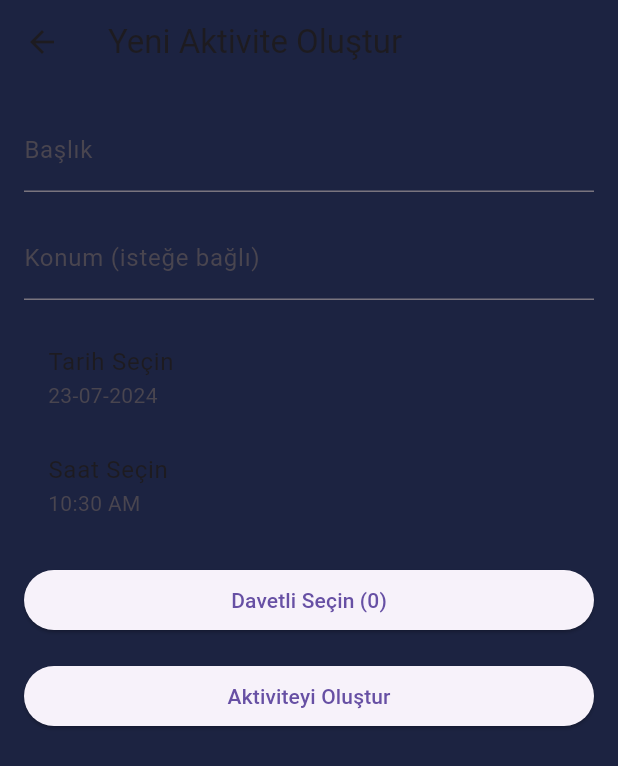
After one commit to arda-copur/FamWorks, a Flutter app: the MyBottomNavigationBar screen opened by its route, item 2 of the bottom bar chosen, after a tap on "Plan Oluştur", on a phone screen of 412 x 824 dp. The commit adds this screen. Shown: the top 766 px of the screen. Run offline on Flutter 3.47's test engine with Material 3 defaults, Android fonts, the phone set to English and light mode, and no system bars; our stand-ins replace cloud_firestore, firebase_auth, firebase_core, firebase_storage, flutter_rating_bar, image_picker; accounts and stored records are empty.

Commit message:
general updates

```diff
--- /dev/null
+++ b/lib/screens/activity_screen.dart
@@ -0,0 +1,96 @@
+import 'package:fam_works/screens/create_activity.screen.dart';
+import 'package:flutter/material.dart';
+import 'package:cloud_firestore/cloud_firestore.dart';
+import 'package:firebase_auth/firebase_auth.dart';
+import 'package:intl/intl.dart';
+
+class ActivityScreen extends StatelessWidget {
+  final User user = FirebaseAuth.instance.currentUser!;
+  final Color bgColor = const Color(0xFF1C2341);
+  final Color containerColor = const Color(0xFF272D4A);
+  final Color white = const Color.fromARGB(255, 232, 218, 218);
+  @override
+  Widget build(BuildContext context) {
+    return Scaffold(
+      backgroundColor: bgColor,
+      appBar: AppBar(
+        backgroundColor: bgColor,
+        title: Text('Aktiviteler',style: TextStyle(color: Colors.white),),
+      ),
+      body: StreamBuilder<QuerySnapshot>(
+        stream: FirebaseFirestore.instance
+            .collection('activities')
+           // .where('invitees', arrayContains: user.uid)
+            .snapshots(),
+        builder: (context, snapshot) {
+          if (snapshot.connectionState == ConnectionState.waiting) {
+            return Center(child: CircularProgressIndicator());
+          }
+          if (!snapshot.hasData || snapshot.data!.docs.isEmpty) {
+            return Center(child: Text('Aktivite bulunamadı'));
+          }
+
+          var activities = snapshot.data!.docs;
+
+          return ListView.builder(
+            itemCount: activities.length,
+            itemBuilder: (context, index) {
+              var activity = activities[index];
+              bool isParticipant = activity['participants'].contains(user.uid);
+
+              return SizedBox(
+                height: 100,
+                width: 700,
+                child: Card(
+                  color: containerColor,
+                  child: ListTile(
+                    title: Row(mainAxisAlignment: MainAxisAlignment.spaceBetween,
+                      children: [
+                        Text(activity['title'],style: TextStyle(color: Colors.white),),
+                        Text(activity['location'],style: TextStyle(color: Colors.white),),
+                      ],
+                    ),
+                    subtitle: Text(
+                      '${DateFormat('dd-MM-yyyy – HH:mm').format(activity['dateTime'].toDate())}',style: TextStyle(color: Colors.white),
+
+                    ),
+                    trailing: isParticipant
+                        ? Text('Katılıyorsun',style: TextStyle(color: Colors.white),)
+                        : ElevatedButton(
+                            onPressed: () => _joinActivity(activity.id),
+                            child: Text('Katıl',style: TextStyle(color: Colors.white),),
+                          ),
+                  ),
+                ),
+              );
+            },
+          );
+        },
+      ),
+      floatingActionButton: SizedBox(
+        width: 150,
+        child: FloatingActionButton(
+         backgroundColor: Color.fromARGB(255, 248, 198, 49),
+          onPressed: () {
+            Navigator.push(
+              context,
+              MaterialPageRoute(builder: (context) => CreateActivityScreen()),
+            );
+          },
+          child: Text("Plan Oluştur",style: TextStyle(color: Colors.white),),
+        ),
+      ),
+    );
+  }
+
+  Future<void> _joinActivity(String activityId) async {
+    try {
+      await FirebaseFirestore.instance.collection('activities').doc(activityId).update({
+        'participants': FieldValue.arrayUnion([user.uid]),
+      });
+    } catch (e) {
+      print('Error joining activity: $e');
+      // Show error message to user
+    }
+  }
+}
--- a/lib/screens/chat_screen.dart
+++ b/lib/screens/chat_screen.dart
@@ -39,9 +39,6 @@ class _ChatScreenState extends State<ChatScreen> {
   Widget build(BuildContext context) {
     return Scaffold(
       backgroundColor: bgColor,
-      appBar: AppBar(
-        title: const Text('Ev Sohbet'),
-      ),
       body: Column(
         children: [
           Expanded(
--- /dev/null
+++ b/lib/screens/create_activity.screen.dart
@@ -0,0 +1,207 @@
+import 'package:flutter/material.dart';
+import 'package:intl/intl.dart';
+import 'package:cloud_firestore/cloud_firestore.dart';
+import 'package:firebase_auth/firebase_auth.dart';
+
+class CreateActivityScreen extends StatefulWidget {
+  const CreateActivityScreen({Key? key}) : super(key: key);
+
+  @override
+  _CreateActivityScreenState createState() => _CreateActivityScreenState();
+}
+
+class _CreateActivityScreenState extends State<CreateActivityScreen> {
+  final TextEditingController _titleController = TextEditingController();
+  final TextEditingController _locationController = TextEditingController();
+  DateTime _selectedDate = DateTime.now();
+  TimeOfDay _selectedTime = TimeOfDay.now();
+  List<String> _selectedInvitees = [];
+  final User _user = FirebaseAuth.instance.currentUser!;
+  final FirebaseFirestore _firestore = FirebaseFirestore.instance;
+
+  List<Map<String, dynamic>> _familyMembers = [];
+
+  final Color bgColor = const Color(0xFF1C2341);
+  final Color containerColor = const Color(0xFF272D4A);
+  final Color white = const Color.fromARGB(255, 232, 218, 218);
+
+  @override
+  void initState() {
+    super.initState();
+    _fetchFamilyMembers();
+  }
+
+  Future<void> _fetchFamilyMembers() async {
+    try {
+      // Get all users with the same homeCode except the current user
+      QuerySnapshot querySnapshot = await _firestore
+          .collection('users')
+          .where('homeCode', isEqualTo: _user.uid) // Assuming homeCode is stored under 'uid' in users collection
+          .get();
+
+      setState(() {
+        _familyMembers =
+            querySnapshot.docs.map((doc) => doc.data() as Map<String, dynamic>).toList();
+      });
+    } catch (e) {
+      print('Error fetching family members: $e');
+      // Show error message to user
+    }
+  }
+
+  @override
+  Widget build(BuildContext context) {
+    return Scaffold(
+      backgroundColor: bgColor,
+      appBar: AppBar(
+        backgroundColor: bgColor,
+        title: Text('Yeni Aktivite Oluştur'),
+      ),
+      body: Padding(
+        padding: const EdgeInsets.all(16.0),
+        child: SingleChildScrollView(
+          child: Column(
+            crossAxisAlignment: CrossAxisAlignment.stretch,
+            children: [
+              TextField(
+                controller: _titleController,
+                decoration: InputDecoration(
+                  labelText: 'Başlık',
+                ),
+              ),
+              SizedBox(height: 16.0),
+              TextField(
+                controller: _locationController,
+                decoration: InputDecoration(
+                  labelText: 'Konum (isteğe bağlı)',
+                ),
+              ),
+              SizedBox(height: 16.0),
+              ListTile(
+                title: Text('Tarih Seçin'),
+                subtitle: Text('${DateFormat('dd-MM-yyyy').format(_selectedDate)}'),
+                onTap: () async {
+                  final DateTime? picked = await showDatePicker(
+                    context: context,
+                    initialDate: _selectedDate,
+                    firstDate: DateTime.now(),
+                    lastDate: DateTime(2100),
+                  );
+                  if (picked != null && picked != _selectedDate) {
+                    setState(() {
+                      _selectedDate = picked;
+                    });
+                  }
+                },
+              ),
+              ListTile(
+                title: Text('Saat Seçin'),
+                subtitle: Text('${_selectedTime.format(context)}'),
+                onTap: () async {
+                  final TimeOfDay? picked = await showTimePicker(
+                    context: context,
+                    initialTime: _selectedTime,
+                  );
+                  if (picked != null && picked != _selectedTime) {
+                    setState(() {
+                      _selectedTime = picked;
+                    });
+                  }
+                },
+              ),
+              SizedBox(height: 16.0),
+              ElevatedButton(
+                onPressed: _selectInvitees,
+                child: Text('Davetli Seçin (${_selectedInvitees.length})'),
+              ),
+              SizedBox(height: 16.0),
+              ElevatedButton(
+                onPressed: _createActivity,
+                child: Text('Aktiviteyi Oluştur'),
+              ),
+            ],
+          ),
+        ),
+      ),
+    );
+  }
+
+  void _selectInvitees() async {
+    try {
+      showDialog(
+        context: context,
+        builder: (context) => AlertDialog(
+          title: Text('Davetli Seçin'),
+          content: StatefulBuilder(
+            builder: (BuildContext context, StateSetter setState) {
+              return SingleChildScrollView(
+                child: Column(
+                  children: _familyMembers.map((member) {
+                    bool isSelected = _selectedInvitees.contains(member['uid']);
+                    return CheckboxListTile(
+                      title: Text(member['displayName'] ?? ''), // Replace with user display name
+                      value: isSelected,
+                      onChanged: (bool? value) {
+                        setState(() {
+                          if (value!) {
+                            _selectedInvitees.add(member['uid']);
+                          } else {
+                            _selectedInvitees.remove(member['uid']);
+                          }
+                        });
+                      },
+                    );
+                  }).toList(),
+                ),
+              );
+            },
+          ),
+          actions: [
+            TextButton(
+              onPressed: () {
+                Navigator.pop(context);
+              },
+              child: Text('Tamam'),
+            ),
+          ],
+        ),
+      );
+    } catch (e) {
+      print('Error fetching family members: $e');
+      // Show error message to user
+    }
+  }
+
+  Future<void> _createActivity() async {
+    try {
+      String title = _titleController.text.trim();
+      String? location = _locationController.text.isNotEmpty ? _locationController.text.trim() : null;
+      DateTime combinedDateTime = DateTime(
+        _selectedDate.year,
+        _selectedDate.month,
+        _selectedDate.day,
+        _selectedTime.hour,
+        _selectedTime.minute,
+      );
+      List<String> invitees = _selectedInvitees;
+      String createdBy = _user.uid;
+      List<String> participants = [_user.uid]; // Include creator in participants initially
+
+      // Save activity to Firestore
+      await _firestore.collection('activities').add({
+        'title': title,
+        'location': location,
+        'dateTime': Timestamp.fromDate(combinedDateTime),
+        'invitees': invitees,
+        'createdBy': createdBy,
+        'participants': participants,
+      });
+
+      // Navigate back or show success message
+      Navigator.pop(context);
+    } catch (e) {
+      print('Error creating activity: $e');
+      // Show error message to user
+    }
+  }
+}
--- a/lib/screens/login_screen.dart
+++ b/lib/screens/login_screen.dart
@@ -1,3 +1,4 @@
+import 'package:fam_works/screens/rotate_screen.dart';
 import 'package:flutter/material.dart';
 import 'package:firebase_auth/firebase_auth.dart';
 
@@ -116,7 +117,7 @@ class _LoginScreenState extends State<LoginScreen> {
       );
       User user = userCredential.user!;
 
-      Navigator.pushReplacementNamed(context, '/home');
+      Navigator.pushReplacement(context, (MaterialPageRoute(builder: (context) => MyBottomNavigationBar())));
     } on FirebaseAuthException catch (e) {
       print("Error: $e");
     }
--- /dev/null
+++ b/lib/screens/rotate_screen.dart
@@ -0,0 +1,148 @@
+import 'package:flutter/material.dart';
+import 'package:cloud_firestore/cloud_firestore.dart';
+import 'package:firebase_auth/firebase_auth.dart';
+
+import 'home_screen.dart';
+import 'activity_screen.dart';
+import 'chat_screen.dart';
+import 'profile_screen.dart';
+
+class MyBottomNavigationBar extends StatefulWidget {
+  @override
+  _MyBottomNavigationBarState createState() => _MyBottomNavigationBarState();
+}
+
+class _MyBottomNavigationBarState extends State<MyBottomNavigationBar> {
+  int _selectedIndex = 0;
+  final User user = FirebaseAuth.instance.currentUser!;
+
+  void _onItemTapped(int index) {
+    setState(() {
+      _selectedIndex = index;
+    });
+  }
+
+  final Color bgColor = const Color(0xFF1C2341);
+  final Color containerColor = const Color(0xFF272D4A);
+  final Color white = const Color.fromARGB(255, 232, 218, 218);
+
+  @override
+  Widget build(BuildContext context) {
+    return Scaffold(
+      body: StreamBuilder<DocumentSnapshot>(
+        stream: FirebaseFirestore.instance
+            .collection('users')
+            .doc(user.uid)
+            .snapshots(),
+        builder: (context, snapshot) {
+          if (snapshot.connectionState == ConnectionState.waiting) {
+            return const Center(child: CircularProgressIndicator());
+          }
+          if (!snapshot.hasData) {
+            return const Center(child: Text('No data found'));
+          }
+
+          var userData = snapshot.data!;
+          String homeCode = userData['homeCode'];
+
+          List<Widget> _screens = <Widget>[
+            const HomeScreen(),
+            ActivityScreen(),
+            ChatScreen(homeCode: homeCode),
+            ProfileScreen(userId: user.uid),
+          ];
+
+          return Scaffold(
+            body: _screens[_selectedIndex],
+            bottomNavigationBar: BottomNavigationBar(
+              items:  <BottomNavigationBarItem>[
+                BottomNavigationBarItem(
+                  backgroundColor: bgColor,
+                  icon: Icon(Icons.home),
+                  label: 'Ev',
+                ),
+                BottomNavigationBarItem(
+                    backgroundColor: bgColor,
+                  icon: Icon(Icons.event),
+                  label: 'Aktivite',
+                ),
+                BottomNavigationBarItem(
+                    backgroundColor: bgColor,
+                  icon: Icon(Icons.chat),
+                  label: 'Sohbet',
+                ),
+                BottomNavigationBarItem(
+                    backgroundColor: bgColor,
+                  icon: Icon(Icons.person),
+                  label: 'Profil',
+                ),
+              ],
+              currentIndex: _selectedIndex,
+              selectedItemColor: Colors.white,
+              onTap: _onItemTapped,
+            ),
+            drawer: Drawer(
+              child: ListView(
+                padding: EdgeInsets.zero,
+                children: [
+                   DrawerHeader(
+                    decoration: BoxDecoration(
+                      color: bgColor,
+                    ),
+                    child: Image.network(
+                 "https://cf.ltkcdn.net/family/images/std/200821-800x533r1-family.jpg",fit: BoxFit.cover,
+
+                    ),
+                  ),
+                  ListTile(
+                    leading: const Icon(Icons.task),
+                    title: const Text('Geçmiş Görevler'),
+                    onTap: () {
+                      Navigator.pop(context);
+                      _onItemTapped(0);
+                    },
+                  ),
+                  ListTile(
+                    leading: const Icon(Icons.event),
+                    title: const Text('Geçmiş Aktiviteler'),
+                    onTap: () {
+                      Navigator.pop(context);
+                      _onItemTapped(1);
+                    },
+                  ),
+                  ListTile(
+                    leading: const Icon(Icons.summarize),
+                    title: const Text('Aile Özeti'),
+                    onTap: () {
+                      Navigator.pop(context);
+                      _onItemTapped(2);
+                    },
+                  ),
+                  ListTile(
+                    leading: const Icon(Icons.exit_to_app),
+                    title: const Text('Çıkış'),
+                    onTap: () async{
+                       await FirebaseAuth.instance.signOut();
+        Navigator.pushReplacementNamed(context, '/login');
+                     // Navigator.pop(context);
+                    //  _onItemTapped(3);
+                    },
+
+                  ),
+                   ListTile(
+                    leading: Icon(Icons.map),
+                    title: Text('Map'),
+                    onTap: () {
+                      Navigator.pop(context);
+                      _onItemTapped(4);
+                    },
+                  ),
+                ],
+              ),
+            ),
+          );
+        },
+      ),
+    );
+  }
+}
```
Also changed, not shown: lib/feature/services/auth/user_status.dart (added, +26 -0 lines), lib/main.dart (+14 -1 lines), lib/screens/home_screen.dart (+12 -23 lines), lib/screens/register_screen.dart (+15 -4 lines), 1 other file.
